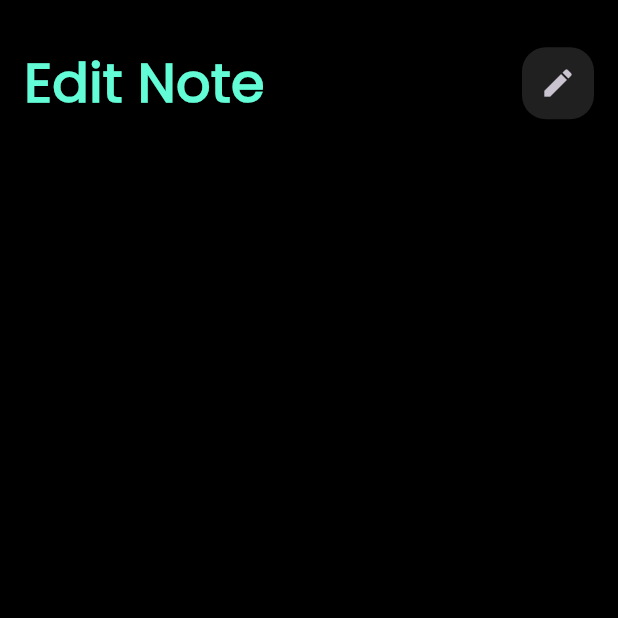
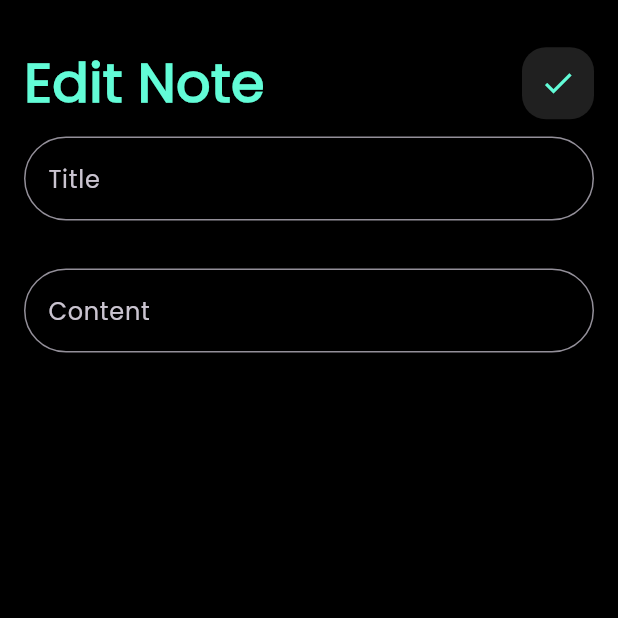
Before and after one commit to AshrafElManDoh/notes_app, a Flutter app: the EditNoteView screen opened directly, on a phone screen of 412 x 824 dp, the top half of it. Run offline on Flutter 3.47's test engine with Material 3 defaults, Android fonts, the phone set to English and light mode, and no system bars; our stand-ins replace font_awesome_flutter.

Commit message:
add custom text field

```diff
--- a/lib/views/edit_note_view.dart
+++ b/lib/views/edit_note_view.dart
@@ -1,5 +1,6 @@
 import 'package:flutter/material.dart';
 import 'package:notes_app/widgets/custom_app_bar.dart';
+import 'package:notes_app/widgets/custom_text_field.dart';
 
 class EditNoteView extends StatelessWidget {
   const EditNoteView({super.key});
@@ -8,13 +9,21 @@ class EditNoteView extends StatelessWidget {
   Widget build(BuildContext context) {
     return const Scaffold(
       body: Padding(
-        padding:  EdgeInsets.symmetric(vertical: 30, horizontal: 16),
+        padding: EdgeInsets.symmetric(vertical: 30, horizontal: 16),
         child: Column(
           children: [
             CustomAppBar(
               title: "Edit Note",
-              icon: Icons.edit,
+              icon: Icons.check,
             ),
+            SizedBox(
+              height: 10,
+            ),
+            CustomTextField(title: "Title",),
+            SizedBox(
+              height: 32,
+            ),
+            CustomTextField(title: "Content",)
           ],
         ),
       ),
--- a/lib/widgets/custom_icon_button.dart
+++ b/lib/widgets/custom_icon_button.dart
@@ -1,4 +1,5 @@
 import 'package:flutter/material.dart';
+import 'package:notes_app/constants.dart';
 
 class CustomIconButton extends StatelessWidget {
   const CustomIconButton({
@@ -15,7 +16,7 @@ class CustomIconButton extends StatelessWidget {
       ),
       child: IconButton(
         onPressed: () {},
-        icon:  Icon(icon),
+        icon:  Icon(icon,color: kprimaryColor,),
       ),
     );
   }
--- /dev/null
+++ b/lib/widgets/custom_text_field.dart
@@ -0,0 +1,24 @@
+import 'package:flutter/material.dart';
+import 'package:notes_app/constants.dart';
+
+class CustomTextField extends StatelessWidget {
+  const CustomTextField({super.key, required this.title});
+
+  final String title;
+
+  @override
+  Widget build(BuildContext context) {
+    return TextField(
+      decoration: InputDecoration(
+        border: OutlineInputBorder(
+          borderRadius: BorderRadius.circular(30),
+        ),
+        hintText: title,
+        focusedBorder: OutlineInputBorder(
+          borderRadius: BorderRadius.circular(30),
+          borderSide: const BorderSide(color: kprimaryColor, width: 2),
+        ),
+      ),
+    );
+  }
+}
```
